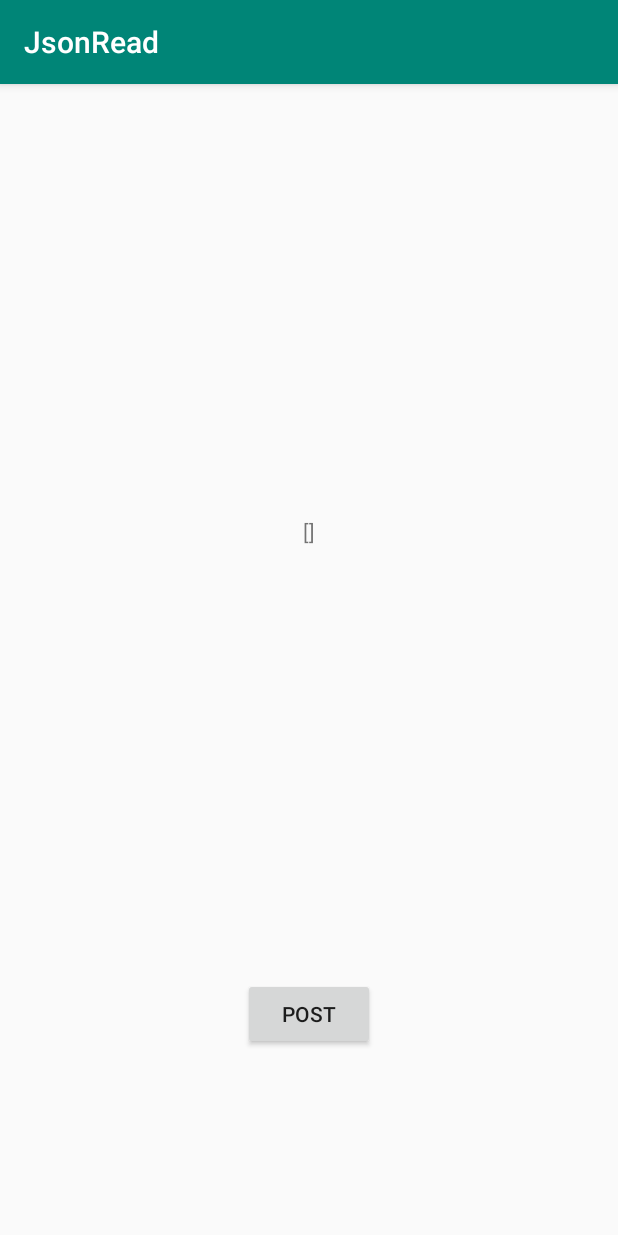
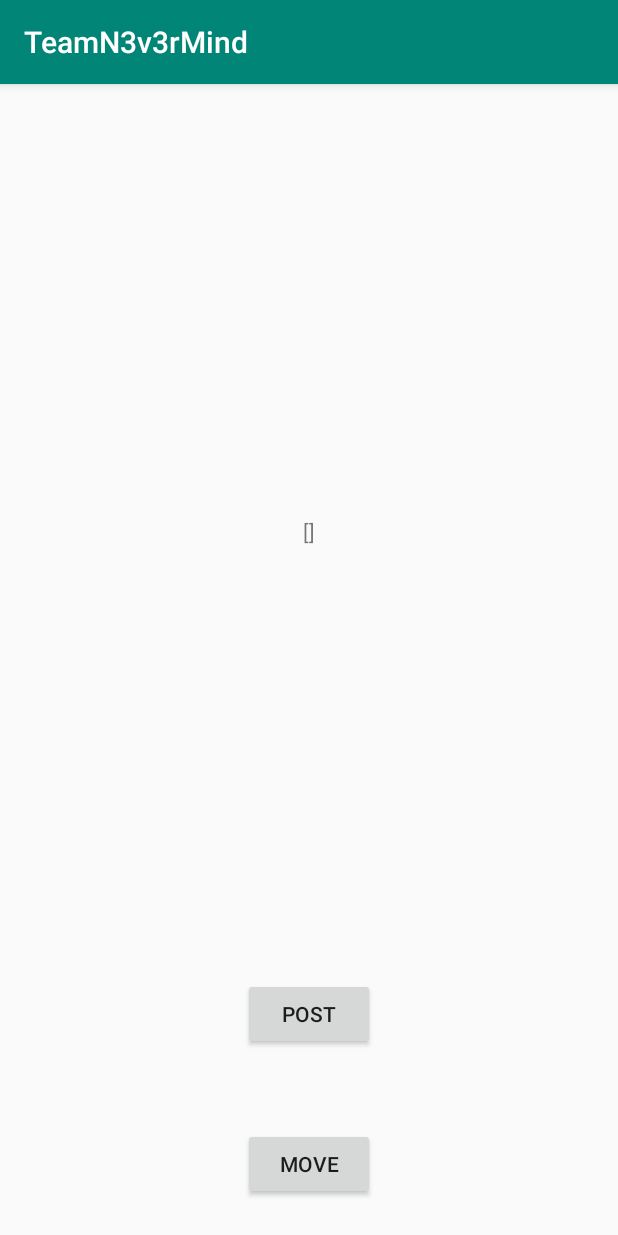
Before and after one commit to TomasFernandes/TeamN3v3rMindAndroid, an Android app: the screen it shows after launch (MainActivity), on a phone screen of 412 x 824 dp. Run offline under Robolectric (Android 15) with nearby library versions, the phone set to English and light mode, and no system bars.

Commit message:
DataBase Checker

```diff
--- a/app/src/main/java/com/example/tomas1207portable/jsonread/MainActivity.java
+++ b/app/src/main/java/com/example/tomas1207portable/jsonread/MainActivity.java
@@ -1,5 +1,6 @@
 package com.example.tomas1207portable.jsonread;
 
+import android.content.Intent;
 import android.os.AsyncTask;
 import android.os.Bundle;
 import android.support.v7.app.AppCompatActivity;
@@ -25,9 +26,9 @@ public class MainActivity extends AppCompatActivity {
     private TextView txt;
     private Button bnt;
     private ArrayList<String> streamArray;
-    JSONObject stream;
-    JSONObject Channel;
-    String Display_Name;
+    private JSONObject Channel;
+    private Button move;
+    private String Display_Name;
     @Override
     protected void onCreate(Bundle savedInstanceState) {
         super.onCreate(savedInstanceState);
@@ -35,6 +36,14 @@ public class MainActivity extends AppCompatActivity {
         txt = findViewById(R.id.Login_MainScreen);
         bnt = findViewById(R.id.PostOnData);
         streamArray = new ArrayList<>();
+        move = findViewById(R.id.Move);
+        move.setOnClickListener(new View.OnClickListener() {
+            @Override
+            public void onClick(View view) {
+          startActivity(new Intent(MainActivity.this, DataBaseController.class));
+
+            }
+        });
         new GetContacts().execute();
         bnt.setOnClickListener(new View.OnClickListener() {
             @Override
@@ -43,6 +52,10 @@ public class MainActivity extends AppCompatActivity {
             }
         });
     }
+
+
+
+
     private class GetContacts extends AsyncTask<Void, Void, Void> {
         @Override
         protected void onPreExecute() {
--- a/app/src/main/res/layout/activity_main.xml
+++ b/app/src/main/res/layout/activity_main.xml
@@ -32,7 +32,21 @@
         android:layout_marginEnd="8dp"
         android:layout_marginRight="8dp"
         android:layout_marginBottom="124dp"
-        android:text="@string/PostOnDataBase"
+        android:text="@string/Post"
+        app:layout_constraintBottom_toBottomOf="parent"
+        app:layout_constraintEnd_toEndOf="parent"
+        app:layout_constraintStart_toStartOf="parent" />
+
+    <Button
+        android:id="@+id/Move"
+        android:layout_width="wrap_content"
+        android:layout_height="wrap_content"
+        android:layout_marginStart="8dp"
+        android:layout_marginLeft="8dp"
+        android:layout_marginEnd="8dp"
+        android:layout_marginRight="8dp"
+        android:layout_marginBottom="24dp"
+        android:text="Move"
         app:layout_constraintBottom_toBottomOf="parent"
         app:layout_constraintEnd_toEndOf="parent"
         app:layout_constraintStart_toStartOf="parent" />
--- a/app/src/main/res/values/strings.xml
+++ b/app/src/main/res/values/strings.xml
@@ -1,5 +1,9 @@
 <resources>
-    <string name="app_name">JsonRead</string>
+    <string name="app_name">TeamN3v3rMind</string>
     <string name="Loading">Loading</string>
-    <string name="PostOnDataBase">Post</string>
+    <string name="Post">Post</string>
+    <string name="download">Download</string>
+    <string name="DataBase">DataBase</string>
+
+
 </resources>
```
Also changed, not shown: app/src/main/AndroidManifest.xml (+7 -4 lines), app/src/main/java/com/example/tomas1207portable/jsonread/DataBaseController.java (added, +31 -0 lines), app/src/main/java/com/example/tomas1207portable/jsonread/DataBaseTester.java (added, +39 -0 lines), app/src/main/res/layout/activity_data_base_controller.xml (added, +44 -0 lines), 2 other files.
